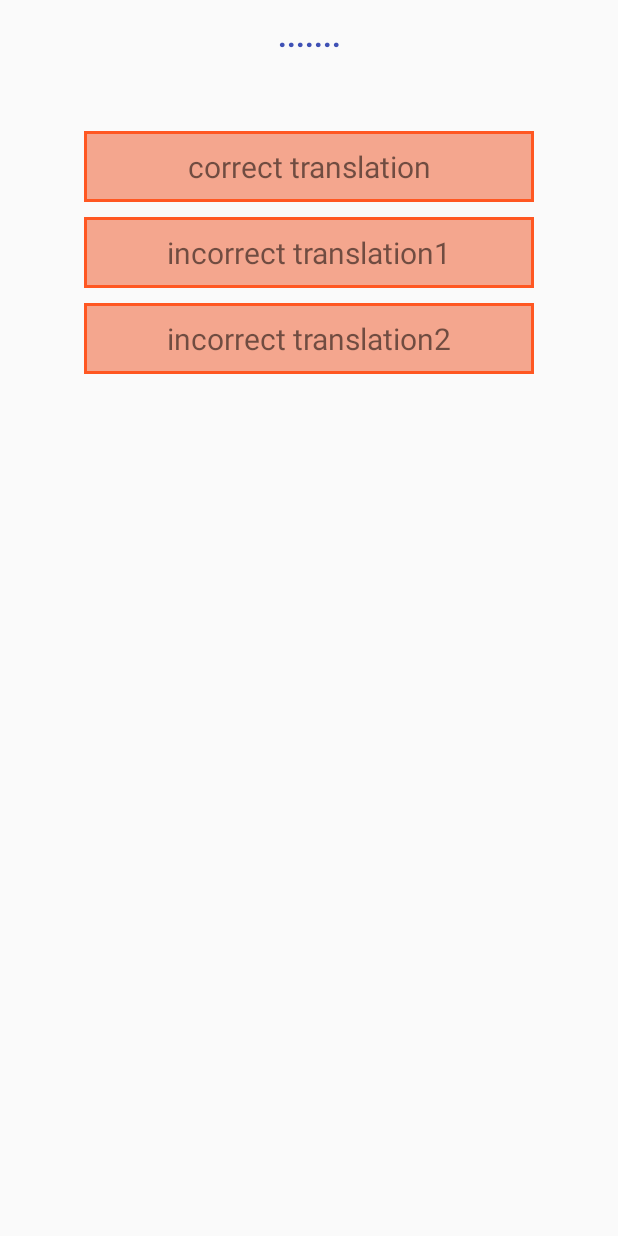
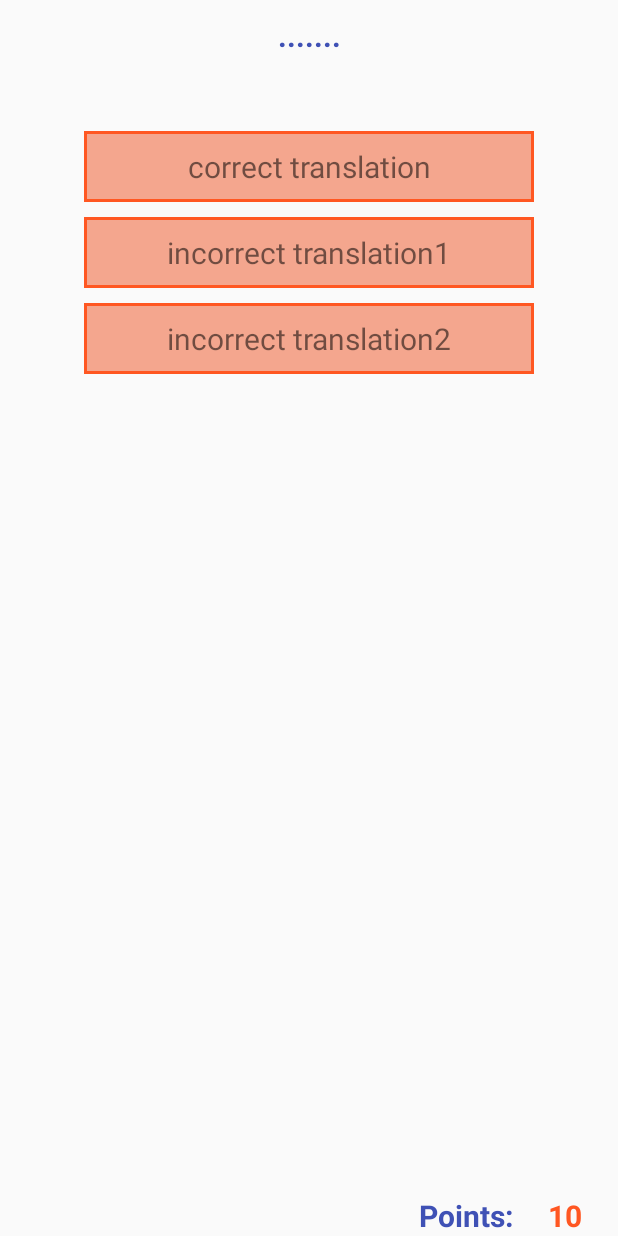
Before and after one commit to yulia-samoilovich/TourLingo, an Android app: the Translate screen opened directly, with no data from a screen before it, after a tap on "correct translation", on a phone screen of 412 x 824 dp. Run offline under Robolectric (Android 15) with nearby library versions, the light colour scheme and no system bars; our stand-ins replace Firebase (no records; nobody signed in at launch, a user with empty details on screens opened directly).

Commit message:
added score to translate game

```diff
--- a/app/src/main/java/com/example/tourlingo/Translate.java
+++ b/app/src/main/java/com/example/tourlingo/Translate.java
@@ -8,6 +8,7 @@ import android.os.Bundle;
 import android.util.Log;
 import android.view.View;
 import android.view.ViewGroup;
+import android.widget.EditText;
 import android.widget.ImageView;
 import android.widget.TextView;
 import android.widget.Toast;
@@ -27,10 +28,10 @@ import java.util.Map;
 
 public class Translate extends AppCompatActivity implements View.OnClickListener{
     TextView tvSentence, tvCorrect, tvIncorrect1, tvIncorrect2;
+    TextView tvPoints;
     ImageView imRight, imWrong;
     DatabaseReference tourLingoDb;
     List<Sentence> questionList = new ArrayList<>();
-    List<Sentence>options = new ArrayList<>();
     int count = 0;
     int points = 0;
 
@@ -43,6 +44,7 @@ public class Translate extends AppCompatActivity implements View.OnClickListener
     }
 
     private void initialize() {
+        tvPoints = findViewById(R.id.tvPoints);
         tvSentence = findViewById(R.id.tvSentence);
         tvCorrect = findViewById(R.id.tvCorrect);
         tvIncorrect1 = findViewById(R.id.tvIncorrect1);
@@ -86,7 +88,8 @@ public class Translate extends AppCompatActivity implements View.OnClickListener
                         updateSentence();
                     }
                 }, 1000);
-                points++;
+                points = points + 10;
+                updateScore();
                 break;
 
             case R.id.tvIncorrect1:
@@ -98,8 +101,14 @@ public class Translate extends AppCompatActivity implements View.OnClickListener
                         imWrong.setVisibility(View.INVISIBLE);
                     }
                 }, 1000);
+                points = points - 5;
+                updateScore();
                 break;
         }
+    }
+
+    private void updateScore() {
+        tvPoints.setText("" + points);
     }
 
     private void updateSentence() {
--- a/app/src/main/res/layout/activity_translate.xml
+++ b/app/src/main/res/layout/activity_translate.xml
@@ -86,6 +86,31 @@
         app:layout_constraintTop_toBottomOf="@id/tvIncorrect2"
         android:layout_marginTop="20dp"
         android:visibility="invisible"/>
-    />
+
+    <TextView
+        android:id="@+id/textView"
+        android:layout_width="wrap_content"
+        android:layout_height="wrap_content"
+        android:text="Points:"
+        app:layout_constraintRight_toRightOf="parent"
+        app:layout_constraintBottom_toBottomOf="parent"
+        android:layout_marginRight="70dp"
+        android:textSize="20sp"
+        android:textColor="#3F51B5"
+        android:textStyle="bold"
+        />
+
+    <TextView
+        android:id="@+id/tvPoints"
+        android:layout_width="wrap_content"
+        android:layout_height="wrap_content"
+        android:ems="3"
+        android:text="0"
+        android:textSize="20sp"
+        android:textAlignment="center"
+        android:textColor="#FF5722"
+        android:textStyle="bold"
+        app:layout_constraintLeft_toRightOf="@id/textView"
+        app:layout_constraintBaseline_toBaselineOf="@id/textView"/>
 
 </androidx.constraintlayout.widget.ConstraintLayout>
```
Also changed, not shown: app/src/main/res/layout/activity_match_picture.xml (+26 -0 lines).
